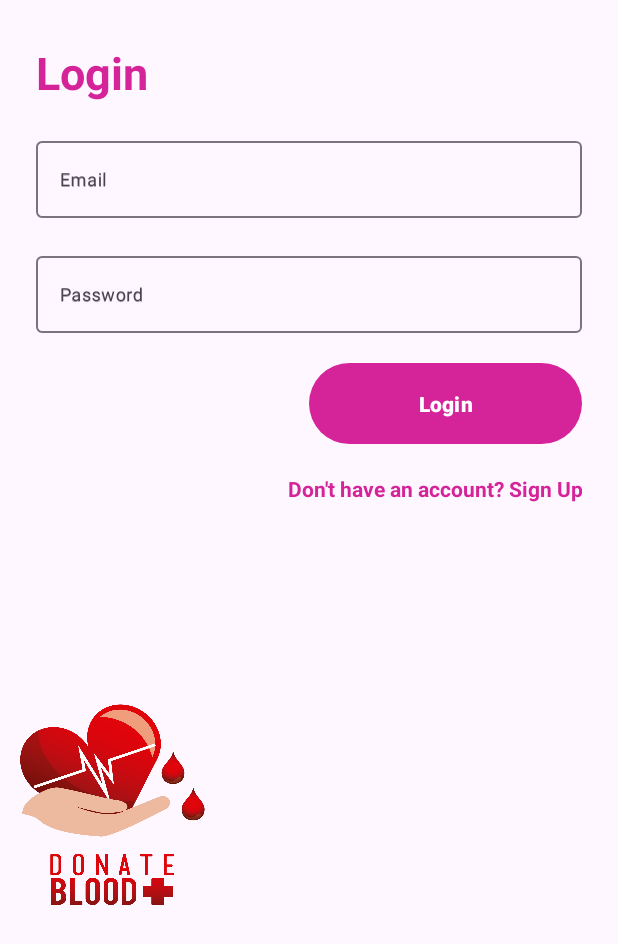
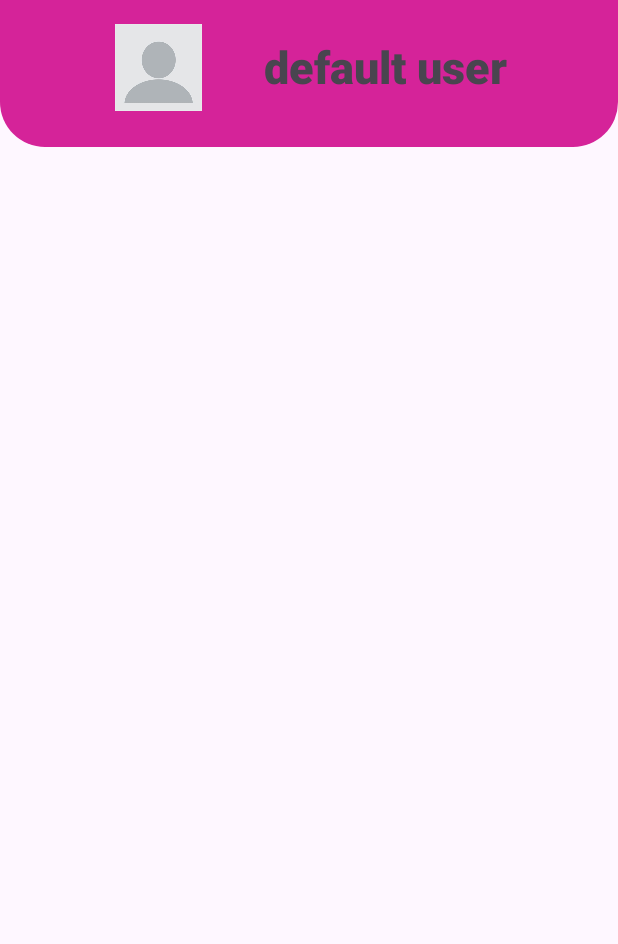
Before and after one commit to ksl-fourwalls/blood_donate, an Android app: the screen it shows after launch (MainActivity), after a tap on "Login", on a phone screen of 412 x 824 dp. Shown: the top 944 px of the screen. Run offline under Robolectric (Android 15) with nearby library versions, the phone set to English and light mode, and no system bars; 1 other tap on this screen came first.

Commit message:
app looks cool

```diff
--- a/project/app/src/main/java/com/example/project/MainActivity.java
+++ b/project/app/src/main/java/com/example/project/MainActivity.java
@@ -1,11 +1,16 @@
 package com.example.project;
 
 import android.os.Bundle;
+import android.text.Html;
 import android.view.View;
+import android.widget.ArrayAdapter;
 import android.widget.Button;
+import android.widget.Spinner;
 import android.widget.TextView;
 
 import androidx.appcompat.app.AppCompatActivity;
+
+import org.w3c.dom.Text;
 
 /**
 
@@ -28,6 +33,7 @@ public class MainActivity extends AppCompatActivity  {
     }
 
     public void HomePage() {
+        setContentView(R.layout.home_layout);
     }
 
 
--- /dev/null
+++ b/project/app/src/main/res/drawable/roundedshape.xml
@@ -0,0 +1,6 @@
+<?xml version="1.0" encoding="utf-8"?>
+<shape xmlns:android="http://schemas.android.com/apk/res/android">
+    <solid android:color="@color/primaryTextColor" />
+
+    <corners android:bottomLeftRadius="30dp" android:bottomRightRadius="30dp"/>
+</shape>
--- a/project/app/src/main/res/layout/home_layout.xml
+++ b/project/app/src/main/res/layout/home_layout.xml
@@ -1,6 +1,54 @@
 <?xml version="1.0" encoding="utf-8"?>
 <androidx.constraintlayout.widget.ConstraintLayout xmlns:android="http://schemas.android.com/apk/res/android"
+    xmlns:app="http://schemas.android.com/apk/res-auto"
+    xmlns:tools="http://schemas.android.com/tools"
     android:layout_width="match_parent"
     android:layout_height="match_parent">
 
+    <androidx.appcompat.widget.Toolbar
+        android:id="@+id/toolbar"
+        android:layout_width="0dp"
+        android:layout_height="98dp"
+        android:background="@drawable/roundedshape"
+        android:minHeight="?attr/actionBarSize"
+        android:theme="?attr/actionBarTheme"
+        app:layout_constraintEnd_toEndOf="parent"
+        app:layout_constraintStart_toStartOf="parent"
+        app:layout_constraintTop_toTopOf="parent"
+        tools:ignore="MissingConstraints" />
+
+    <TextView
+        android:id="@+id/textView2"
+        android:layout_width="208dp"
+        android:layout_height="51dp"
+        android:layout_marginStart="116dp"
+        android:layout_marginTop="24dp"
+        android:layout_marginEnd="51dp"
+        android:fontFamily="sans-serif-black"
+        android:textAlignment="center"
+        android:text="default user"
+        android:textSize="30dp"
+        app:layout_constraintEnd_toEndOf="parent"
+        app:layout_constraintHorizontal_bias="1.0"
+        app:layout_constraintStart_toEndOf="@+id/imageView3"
+        app:layout_constraintStart_toStartOf="parent"
+        app:layout_constraintTop_toTopOf="parent" />
+
+    <ImageView
+        android:id="@+id/imageView3"
+        android:layout_width="58dp"
+        android:layout_height="59dp"
+        android:layout_marginStart="16dp"
+        android:layout_marginTop="7dp"
+        android:layout_marginEnd="18dp"
+        android:layout_marginBottom="19dp"
+        android:src="@drawable/unknown_user"
+        app:layout_constraintBottom_toBottomOf="@+id/toolbar"
+        app:layout_constraintEnd_toStartOf="@+id/textView2"
+        app:layout_constraintHorizontal_bias="1.0"
+        app:layout_constraintStart_toStartOf="parent"
+        app:layout_constraintTop_toTopOf="parent"
+        app:layout_constraintVertical_bias="0.692" />
+
+
 </androidx.constraintlayout.widget.ConstraintLayout>
--- a/project/app/src/main/res/values/strings.xml
+++ b/project/app/src/main/res/values/strings.xml
@@ -7,4 +7,14 @@
     <string name="login_signup_hint">Don\'t have an account? Sign Up</string>
     <string name="login_name_hint">Name</string>
     <string name="login_mobile_number_hint">Mobile Number</string>
+        <string-array name="planets_array">
+            <item>Mercury</item>
+            <item>Venus</item>
+            <item>Earth</item>
+            <item>Mars</item>
+            <item>Jupiter</item>
+            <item>Saturn</item>
+            <item>Uranus</item>
+            <item>Neptune</item>
+        </string-array>
 </resources>
```
Also changed, not shown: project/app/src/main/res/drawable/unknown_user.png (added).
